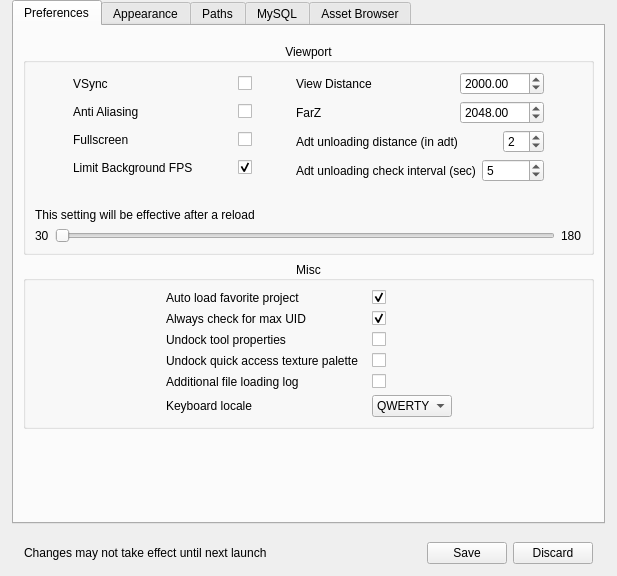
Qt form src/noggit/ui/windows/settingsPanel/SettingsPanel.ui (Marlamin/noggit-red) before a commit.
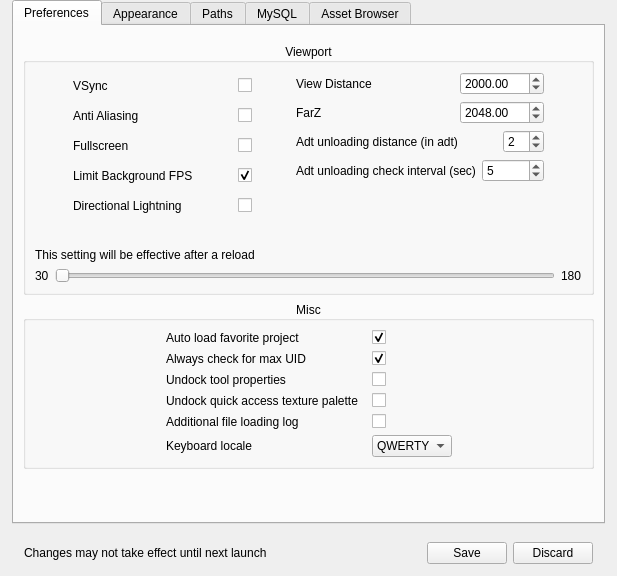
The same form after that commit. Icons and pictures are not drawn. Custom widgets are drawn as their Qt base class.

Commit message: new toggle to disable directional lightning

```diff
--- a/src/noggit/ui/windows/settingsPanel/SettingsPanel.ui
+++ b/src/noggit/ui/windows/settingsPanel/SettingsPanel.ui
@@ -270,6 +270,40 @@
                        </item>
                       </layout>
                      </item>
+                     <item>
+                      <layout class="QHBoxLayout" name="horizontalLayout_13">
+                       <item>
+                        <widget class="QLabel" name="label_14">
+                         <property name="toolTip">
+                          <string>&lt;html&gt;&lt;head/&gt;&lt;body&gt;&lt;p&gt;Makes lightning more accurate but worse for editing.&lt;/p&gt;&lt;p&gt;When disabled, lightning always comes from above.&lt;/p&gt;&lt;p&gt;When enabled, lightning comes from north west and moves with time of the day.&lt;/p&gt;&lt;/body&gt;&lt;/html&gt;</string>
+                         </property>
+                         <property name="text">
+                          <string>Directional Lightning</string>
+                         </property>
+                        </widget>
+                       </item>
+                       <item>
+                        <spacer name="horizontalSpacer_25">
+                         <property name="orientation">
+                          <enum>Qt::Horizontal</enum>
+                         </property>
+                         <property name="sizeHint" stdset="0">
+                          <size>
+                           <width>40</width>
+                           <height>20</height>
+                          </size>
+                         </property>
+                        </spacer>
+                       </item>
+                       <item>
+                        <widget class="QCheckBox" name="_directional_light_cb">
+                         <property name="text">
+                          <string/>
+                         </property>
+                        </widget>
+                       </item>
+                      </layout>
+                     </item>
                     </layout>
                    </item>
                    <item>
@@ -413,6 +447,19 @@
                        </item>
                       </layout>
                      </item>
+                     <item>
+                      <spacer name="verticalSpacer_2">
+                       <property name="orientation">
+                        <enum>Qt::Vertical</enum>
+                       </property>
+                       <property name="sizeHint" stdset="0">
+                        <size>
+                         <width>20</width>
+                         <height>40</height>
+                        </size>
+                       </property>
+                      </spacer>
+                     </item>
                     </layout>
                    </item>
                    <item>
```
The commit also changes 4 other files.
